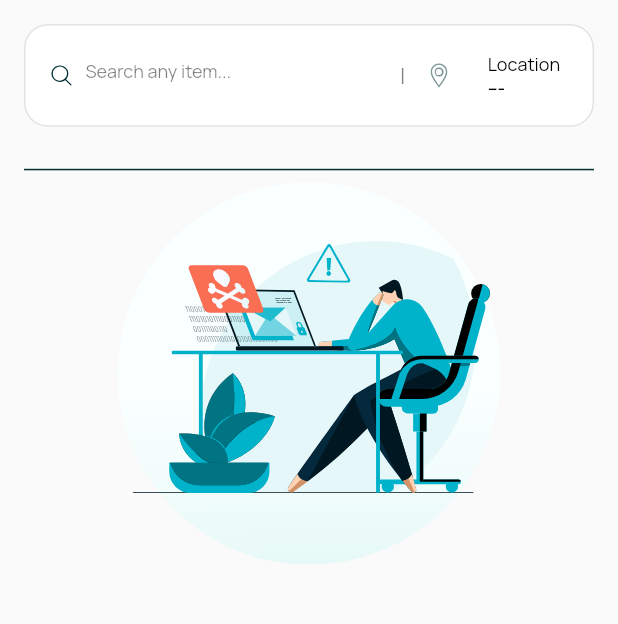
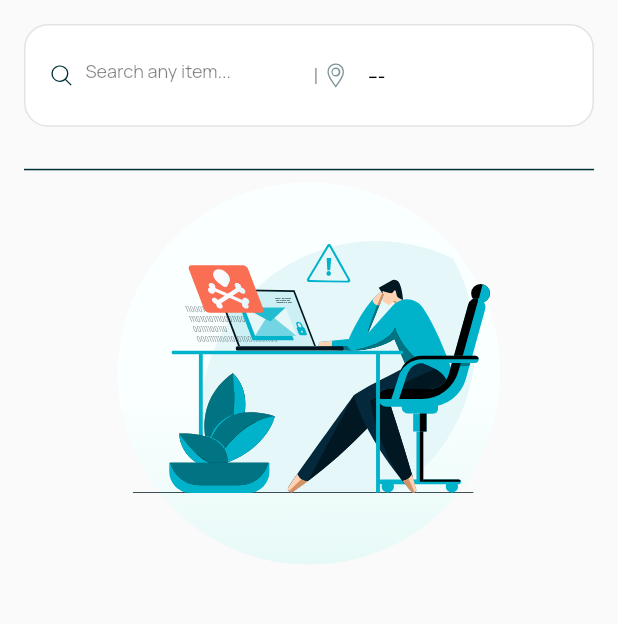
Before and after one commit to zihadsikder/bonik_bazar, a Flutter app: the HomeScreen screen opened directly, on a phone screen of 412 x 824 dp, the part 84-708 px from its top. Run offline on Flutter 3.47's test engine with Material 3 defaults, Android fonts, the phone set to English and light mode, and no system bars; our stand-ins replace app_links, audioplayers, awesome_notifications, bloc, cached_network_image, connectivity_plus and 36 more; missing offline and left inert: any_link_preview, device_region, encrypt, flutter_paystack, flutter_pdfview, flutter_stripe and 6 more; accounts and stored records are empty; network calls fail.

Commit message:
home search bar update

```diff
--- a/lib/Ui/screens/Home/Widgets/home_search.dart
+++ b/lib/Ui/screens/Home/Widgets/home_search.dart
@@ -36,7 +36,7 @@ class HomeSearchField extends StatelessWidget {
         child: AbsorbPointer(
           absorbing: true,
           child: Container(
-              width: double.infinity,
+              width: 160.rw(context),
               height: 36.rh(
                 context,
               ),
--- a/lib/Ui/screens/Home/Widgets/item_horizontal_card.dart
+++ b/lib/Ui/screens/Home/Widgets/item_horizontal_card.dart
@@ -214,6 +214,7 @@ class ItemHorizontalCard extends StatelessWidget {
                                         .size(context.font.large)
                                         .color(context.color.territoryColor)
                                         .bold(weight: FontWeight.w700),
+
                                   ),
                                   if (showLikeButton ?? true) favButton(context)
                                 ],
--- a/lib/Ui/screens/Home/Widgets/location_widget.dart
+++ b/lib/Ui/screens/Home/Widgets/location_widget.dart
@@ -169,7 +169,7 @@ class LocationWidget extends StatelessWidget {
               if (result != null) {}*/
             },
             child: Container(
-              width: 40.rw(context),
+              width: 20.rw(context),
               height: 40.rh(context),
               decoration: BoxDecoration(
                   color: context.color.secondaryColor,
@@ -192,11 +192,11 @@ class LocationWidget extends StatelessWidget {
                   mainAxisSize: MainAxisSize.min,
                   crossAxisAlignment: CrossAxisAlignment.start,
                   children: [
-                    Text("locationLbl".translate(context))
-                        .color(context.color.textColorDark)
-                        .size(
-                          context.font.small,
-                        ),
+                    // Text("locationLbl".translate(context))
+                    //     .color(context.color.textColorDark)
+                    //     .size(
+                    //       context.font.small,
+                    //     ),
                     Text(
                       HiveUtils.getCityName() == null
                           ? "---"
--- a/lib/Ui/screens/Home/home_screen.dart
+++ b/lib/Ui/screens/Home/home_screen.dart
@@ -145,7 +145,9 @@ class HomeScreenState extends State<HomeScreen>
                     : const SizedBox.shrink()),*/
           backgroundColor: const Color.fromARGB(0, 0, 0, 0),
         ),
-        drawer: Drawer(),
+        drawer: Drawer(
+          child : Text('avsd'),
+        ),
         //backgroundColor: context.color.primaryColor,
         body: RefreshIndicator(
           key: _refreshIndicatorKey,
@@ -194,7 +196,7 @@ class HomeScreenState extends State<HomeScreen>
                       children: [
                         //UiUtils.getSvg(AppIcons.companyLogo),
                         Row(
-                          //mainAxisAlignment: MainAxisAlignment.spaceAround,
+                          //mainAxisAlignment: MainAxisAlignment.spaceBetween,
                           children: [
                             Flexible(flex: 2, child: const HomeSearchField()),
                             Text(
--- a/pubspec.yaml
+++ b/pubspec.yaml
@@ -4,7 +4,7 @@ description: A classified app
 
 publish_to: 'none' # Remove this line if you wish to publish to pub.dev [Be careful]
 
-version: 1.1.0+16
+version: 1.1.0+17
 
 environment:
   sdk: ">=3.0.6 <4.0.0"
```
